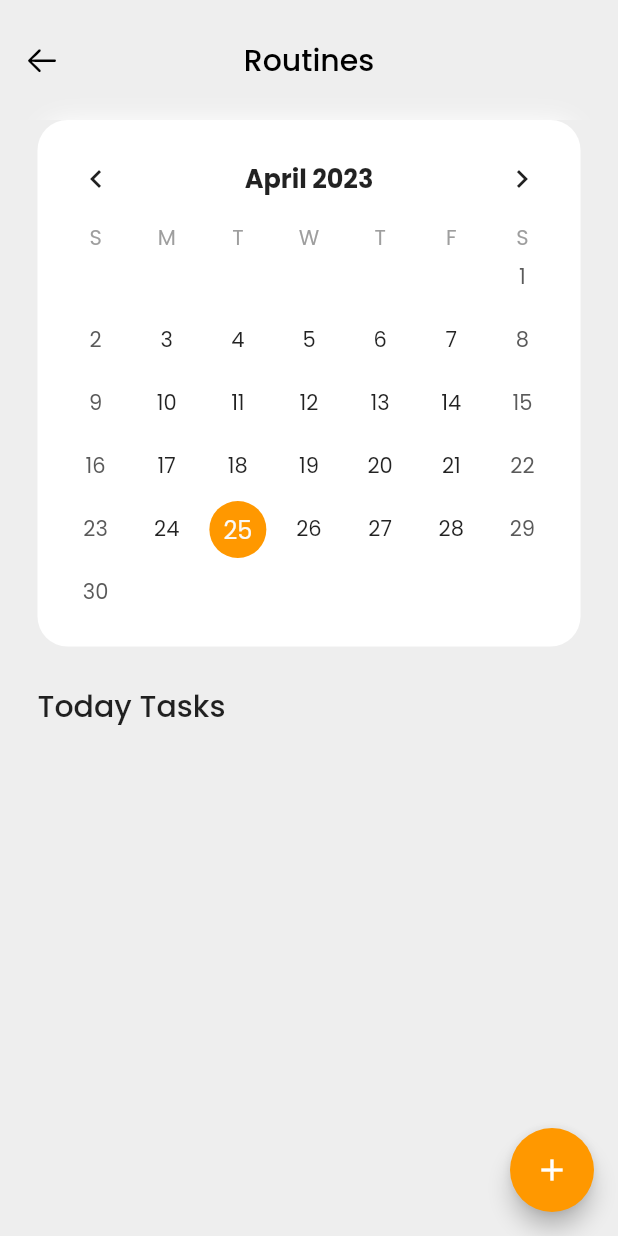
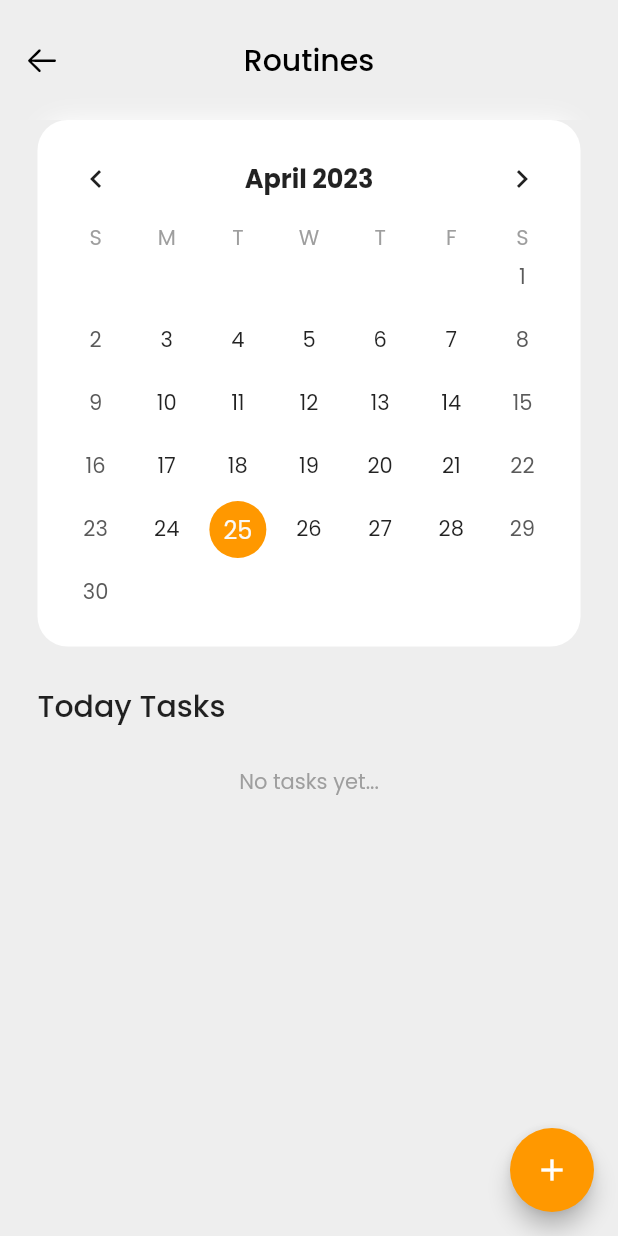
Before and after one commit to d-rooX/flutter_todo_app, a Flutter app: the RoutinesPage screen opened directly, on a phone screen of 412 x 824 dp. Run offline on Flutter 3.47's test engine with Material 2 defaults, Android fonts, the phone set to English and light mode, and no system bars; drawn by our look-alikes of table_calendar; our stand-ins replace bloc, equatable, flutter_bloc, flutter_slidable, google_fonts, sqflite; missing offline and left inert: random_avatar; accounts and stored records are empty.

Commit message:
event markers

```diff
--- a/lib/bloc/tasks/tasks_event.dart
+++ b/lib/bloc/tasks/tasks_event.dart
@@ -9,8 +9,7 @@ abstract class TasksEvent extends Equatable {
 
 class AddTask extends TasksEvent {
   final Task task;
-
-  AddTask({required this.task});
+  const AddTask({required this.task});
 
   @override
   List<Object?> get props => [task];
@@ -18,8 +17,7 @@ class AddTask extends TasksEvent {
 
 class UpdateTask extends TasksEvent {
   final Task task;
-
-  UpdateTask({required this.task});
+  const UpdateTask({required this.task});
 
   @override
   List<Object?> get props => [task];
@@ -27,8 +25,7 @@ class UpdateTask extends TasksEvent {
 
 class DeleteTask extends TasksEvent {
   final Task task;
-
-  DeleteTask({required this.task});
+  const DeleteTask({required this.task});
 
   @override
   List<Object?> get props => [task];
@@ -36,9 +33,16 @@ class DeleteTask extends TasksEvent {
 
 class RefreshTasks extends TasksEvent {
   final DateTime? date;
-
-  RefreshTasks({required this.date});
+  const RefreshTasks({required this.date});
 
   @override
   List<Object?> get props => [date];
 }
+
+class ChangeSelectedDay extends TasksEvent {
+  final DateTime date;
+  const ChangeSelectedDay({required this.date});
+
+  @override
+  List<Object?> get props => [date];
+}
--- a/lib/bloc/tasks/tasks_state.dart
+++ b/lib/bloc/tasks/tasks_state.dart
@@ -1,7 +1,7 @@
 part of 'tasks_bloc.dart';
 
 class TasksState extends Equatable {
-  final List<Task>? tasksList;
+  final Map<int, List<Task>>? tasksList;
   final DateTime? selectedDay;
 
   const TasksState({this.tasksList, this.selectedDay});
--- a/lib/pages/routines.dart
+++ b/lib/pages/routines.dart
@@ -19,7 +19,7 @@ class RoutinesPage extends StatelessWidget {
     );
   }
 
-  List<Widget> getTasksViews(TasksState state) {
+  List<Widget> getTasksWidgets(TasksState state) {
     if (state.tasksList == null) {
       return [
         const Padding(
@@ -28,10 +28,17 @@ class RoutinesPage extends StatelessWidget {
         )
       ];
     }
-    return state.tasksList!
+    List<Widget> tasks = (state.tasksList![state.selectedDay?.millisecondsSinceEpoch] ?? [])
         .map<Widget>((task) => RoundedTaskItem(key: ValueKey("Task${task.id}}"), task))
-        .toList()
-      ..add(const SizedBox(height: 70));
+        .toList();
+
+    if (tasks.isEmpty) {
+      return [
+        Center(child: Text("No tasks yet...", style: TextStyle(color: Colors.grey.shade500)))
+      ];
+    }
+
+    return tasks..add(const SizedBox(height: 70));
   }
 
   @override
@@ -73,18 +80,16 @@ class RoutinesPage extends StatelessWidget {
         physics: const BouncingScrollPhysics(),
         children: [
           const TaskCalendar(),
-          BlocBuilder<TasksBloc, TasksState>(
-            builder: (context, state) {
-              return Section(
-                title: "Today Tasks",
-                // onSeeAll: () {},
-                child: Padding(
-                  padding: const EdgeInsets.symmetric(horizontal: 25),
-                  child: Column(children: getTasksViews(state)),
-                ),
-              );
-            },
-          )
+          Section(
+            title: "Today Tasks",
+            // onSeeAll: () {},
+            child: Padding(
+              padding: const EdgeInsets.symmetric(horizontal: 25),
+              child: BlocBuilder<TasksBloc, TasksState>(
+                builder: (context, state) => Column(children: getTasksWidgets(state)),
+              ),
+            ),
+          ),
         ],
       ),
     );
--- a/lib/pages/widgets/task_calendar.dart
+++ b/lib/pages/widgets/task_calendar.dart
@@ -1,6 +1,6 @@
 import 'package:flutter/material.dart';
+import 'package:flutter_todo_app/bloc/bloc_exports.dart';
 import 'package:intl/intl.dart';
-import 'package:flutter_todo_app/bloc/bloc_exports.dart';
 import 'package:table_calendar/table_calendar.dart';
 
 class TaskCalendar extends StatefulWidget {
@@ -16,8 +16,10 @@ class _TaskCalendarState extends State<TaskCalendar> {
 
   @override
   Widget build(BuildContext context) {
+    TasksBloc bloc = context.read<TasksBloc>();
+
     if (_selectedDate == null) {
-      _focusedDate = context.read<TasksBloc>().state.selectedDay ?? DateTime.now();
+      _focusedDate = bloc.state.selectedDay ?? DateTime.now();
       _selectedDate = _focusedDate;
     }
 
@@ -29,6 +31,10 @@ class _TaskCalendarState extends State<TaskCalendar> {
         borderRadius: BorderRadius.circular(20),
       ),
       child: TableCalendar(
+        eventLoader: (day) {
+          if (day.isAtSameMomentAs(_selectedDate!)) return [];
+          return bloc.state.tasksList?[day.millisecondsSinceEpoch] ?? [];
+        },
         headerStyle: const HeaderStyle(
           headerPadding: EdgeInsets.only(bottom: 5),
           formatButtonVisible: false,
@@ -48,6 +54,7 @@ class _TaskCalendarState extends State<TaskCalendar> {
         ),
         calendarStyle: CalendarStyle(
           cellMargin: const EdgeInsets.all(2),
+          markerDecoration: const BoxDecoration(color: Colors.orange, shape: BoxShape.circle),
           outsideDaysVisible: false,
           selectedDecoration: const BoxDecoration(
             color: Colors.orange,
@@ -70,7 +77,7 @@ class _TaskCalendarState extends State<TaskCalendar> {
           setState(() {
             _selectedDate = selectedDay;
             _focusedDate = focusedDay; // update `_focusedDay` here as well
-            context.read<TasksBloc>().add(RefreshTasks(date: selectedDay));
+            bloc.add(ChangeSelectedDay(date: selectedDay));
           });
         },
         focusedDay: _focusedDate,
```
Also changed, not shown: lib/bloc/tasks/tasks_bloc.dart (+9 -1 lines), lib/db/database.dart (+17 -5 lines).
